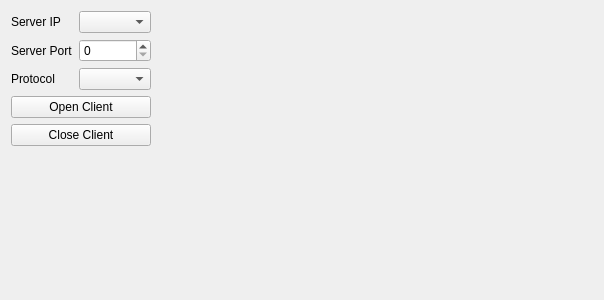
Old version of the form src/x/coap/coapclientui.ui in the repository x-tools-author/x-tools.
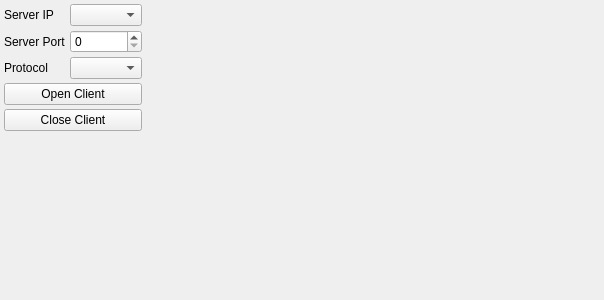
New version of the form.

```diff
--- a/src/x/coap/coapclientui.ui
+++ b/src/x/coap/coapclientui.ui
@@ -14,6 +14,21 @@
    <string notr="true">Form</string>
   </property>
   <layout class="QGridLayout" name="gridLayout">
+   <property name="leftMargin">
+    <number>4</number>
+   </property>
+   <property name="topMargin">
+    <number>4</number>
+   </property>
+   <property name="rightMargin">
+    <number>4</number>
+   </property>
+   <property name="bottomMargin">
+    <number>4</number>
+   </property>
+   <property name="spacing">
+    <number>4</number>
+   </property>
    <item row="2" column="1">
     <widget class="QComboBox" name="comboBoxProtocol"/>
    </item>
```
